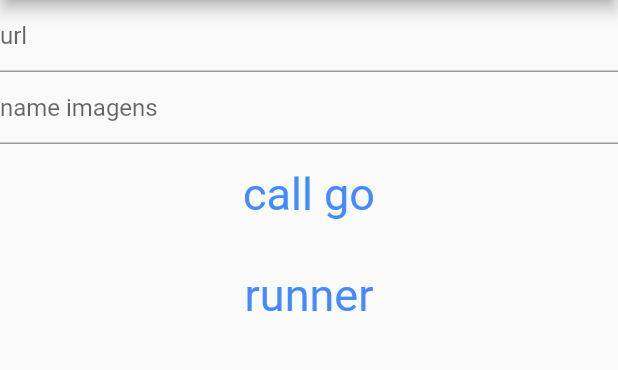
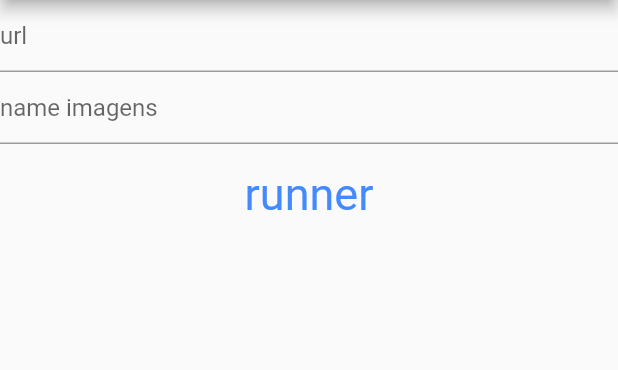
Before and after one commit to dialMForMonkey/web-crawler-olds-comics, a Flutter app: the screen it shows after launch, after a tap on "runner", on a phone screen of 412 x 824 dp, the part 84-454 px from its top. Run offline on Flutter 3.47's test engine with Material 2 defaults, Android fonts, the phone set to English and light mode, and no system bars; our stand-ins replace modal_bottom_sheet, transparent_image; missing offline and left inert: dart:ffi.

Commit message:
chamada go no dart e recuperar lista de url

```diff
--- a/ui/lib/main.dart
+++ b/ui/lib/main.dart
@@ -3,14 +3,29 @@ import 'package:transparent_image/transparent_image.dart';
 
 import 'package:modal_bottom_sheet/modal_bottom_sheet.dart';
 
-import 'dart:ffi' as ffi;
-import 'dart:io' show Directory;
-
+import 'dart:ffi';
+import 'dart:async';
+import 'package:ffi/ffi.dart';
+import 'dart:io' show Directory, Platform;
 import 'package:path/path.dart' as path;
 
-typedef CrallerFunc = ffi.Void Function();
-typedef Craller = void Function();
+typedef StartFunc = Void Function();
+typedef Start = void Function();
+
+typedef GetStatusFunc = Pointer<Utf8> Function();
+typedef UrlsSearchedFunc = Pointer<Utf8> Function();
+
+// Look up the C function 'hello_world'
+final Start start =
+    dylib.lookup<NativeFunction<StartFunc>>('Start').asFunction();
+final getStatus =
+    dylib.lookupFunction<GetStatusFunc, GetStatusFunc>('GetStatus');
+final urlsSearched =
+    dylib.lookupFunction<UrlsSearchedFunc, UrlsSearchedFunc>('UrlsSearched');
+
 String libraryPath = "";
+
+final dylib = DynamicLibrary.open(libraryPath);
 
 void main() {
   libraryPath = path.join(Directory.current.path, '../crawler', 'lib.a');
@@ -46,24 +61,6 @@ class HomeState extends State<MyApp> {
                 decoration: const InputDecoration(hintText: 'name imagens'),
               ),
               TextButton(
-                child: const Text("call go"),
-                style: TextButton.styleFrom(
-                  padding: const EdgeInsets.all(16.0),
-                  primary: Colors.blueAccent,
-                  textStyle: const TextStyle(fontSize: 30),
-                ),
-                onPressed: () {
-                  final dylib = ffi.DynamicLibrary.open(libraryPath);
-
-                  // Look up the C function 'hello_world'
-                  final Craller tprint = dylib
-                      .lookup<ffi.NativeFunction<CrallerFunc>>('Print')
-                      .asFunction();
-
-                  tprint();
-                },
-              ),
-              TextButton(
                 child: const Text("runner"),
                 style: TextButton.styleFrom(
                   padding: const EdgeInsets.all(16.0),
@@ -71,11 +68,23 @@ class HomeState extends State<MyApp> {
                   textStyle: const TextStyle(fontSize: 30),
                 ),
                 onPressed: () {
-                  ImageHandler image = ImageHandler(
-                      'https://picsum.photos/250?image=${listImages.length}');
+                  start();
+                  var timer = Timer(const Duration(milliseconds: 100), () {
+                    if (getStatus().toDartString() == "running") {
+                      var imageu = urlsSearched().toDartString();
+                      if (imageu != "") {
+                        ImageHandler image = ImageHandler(imageu);
+                        listImages.add(image);
+                        setState(() {});
+                      }
+                    }
+                    debugPrint(">>>>>>>>>>>>> timer >>>>>>>>>>>>>");
+                  });
 
-                  listImages.add(image);
-                  setState(() {});
+                  if (getStatus().toDartString() == 'finish') {
+                    timer.cancel();
+                    debugPrint(">>>>>>>>>>>>> finish timer >>>>>>>>>>>>>");
+                  }
                 },
               ),
             ],
```
Also changed, not shown: 2 other files.
